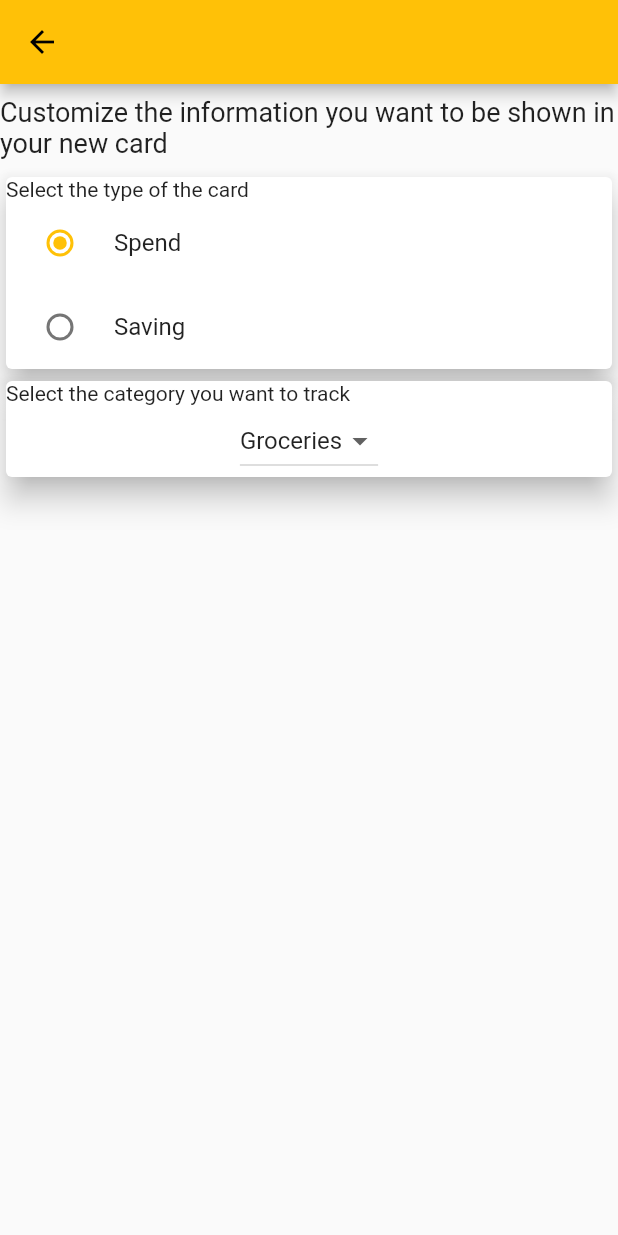
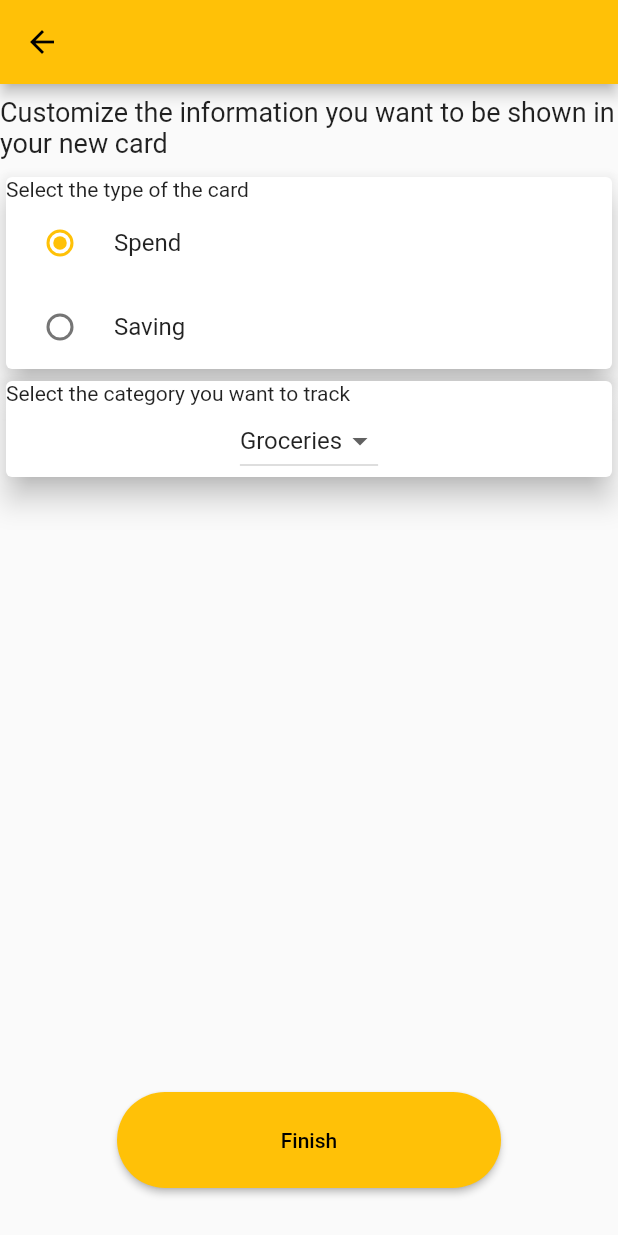
Before and after one commit to hhldiniz/true-budget-app, a Flutter app: the Home screen opened directly, after a tap on the "add" icon, on a phone screen of 412 x 824 dp. Run offline on Flutter 3.47's test engine with Material 2 defaults, Android fonts, the phone set to English and light mode, and no system bars.

Commit message:
Adding transactions history page. Adding page for adding a transaction.

```diff
--- a/lib/src/presentation/view/add_info_card.dart
+++ b/lib/src/presentation/view/add_info_card.dart
@@ -1,6 +1,7 @@
 import 'package:flutter/material.dart';
 import 'package:true_budget/src/data/model/card_type.dart';
 import 'package:true_budget/src/data/model/category.dart';
+import 'package:true_budget/src/presentation/widget/button/primary_button.dart';
 
 class AddInfoCard extends StatefulWidget {
   const AddInfoCard({Key? key}) : super(key: key);
@@ -17,7 +18,10 @@ class AddInfoCardState extends State<AddInfoCard> {
   Widget build(BuildContext context) {
     return Scaffold(
       appBar: AppBar(),
-      body: Form(
+      body: Column(
+        mainAxisAlignment: MainAxisAlignment.spaceBetween,
+        children: [
+          Form(
               child: Column(
             children: [
               const SizedBox(
@@ -75,7 +79,8 @@ class AddInfoCardState extends State<AddInfoCard> {
                           children: [
                             const Align(
                               alignment: Alignment.centerLeft,
-                          child: Text("Select the category you want to track"),
+                              child:
+                                  Text("Select the category you want to track"),
                             ),
                             DropdownButton<Category>(
                                 value: selectedCategory,
@@ -92,7 +97,9 @@ class AddInfoCardState extends State<AddInfoCard> {
                                   )
                                 ],
                                 onChanged: (category) {
-                              if (category != null) selectedCategory = category;
+                                  if (category != null) {
+                                    selectedCategory = category;
+                                  }
                                 })
                           ],
                         ),
@@ -101,6 +108,14 @@ class AddInfoCardState extends State<AddInfoCard> {
               )
             ],
           )),
+          Padding(
+            padding: const EdgeInsets.only(bottom: 32),
+            child: PrimaryButton(() {
+              Navigator.of(context).pop();
+            }, "Finish"),
+          )
+        ],
+      ),
     );
   }
 }
--- a/lib/src/presentation/view/home.dart
+++ b/lib/src/presentation/view/home.dart
@@ -1,5 +1,7 @@
 import 'package:flutter/material.dart';
 import 'package:true_budget/src/presentation/view/add_info_card.dart';
+import 'package:true_budget/src/presentation/view/add_transaction.dart';
+import 'package:true_budget/src/presentation/view/transactions.dart';
 
 import 'financial_information_card.dart';
 
@@ -14,6 +16,25 @@ class HomeState extends State<Home> {
   @override
   Widget build(BuildContext context) {
     return Scaffold(
+      appBar: AppBar(
+        title: const Text("True Budget"),
+        actions: [
+          IconButton(
+              onPressed: () {
+                Navigator.of(context).push(MaterialPageRoute(
+                    builder: (context) => const Transactions()));
+              },
+              icon: const Icon(Icons.history))
+        ],
+      ),
+      floatingActionButton: FloatingActionButton.extended(
+        onPressed: () {
+          Navigator.of(context).push(
+              MaterialPageRoute(builder: (context) => const AddTransaction()));
+        },
+        label: const Text("Add transaction"),
+        icon: const Icon(Icons.currency_exchange),
+      ),
       body: GridView.count(
         crossAxisCount: 2,
         children: [
```
Also changed, not shown: lib/src/data/model/transaction.dart (added, +9 -0 lines), lib/src/presentation/view/add_transaction.dart (added, +22 -0 lines), lib/src/presentation/view/transactions.dart (added, +24 -0 lines). Lines whose indentation alone changed are shown as unchanged.
